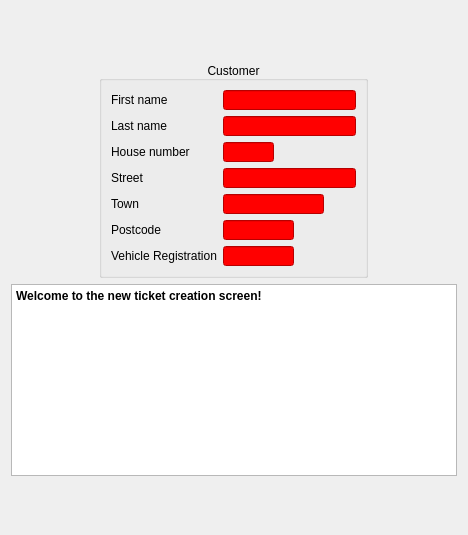
This is main_program/gui_interface_designs/customer_widget_design.ui in yimenhfeifei/josm-invoice as Qt 5 draws it before an edit. The edited form follows.
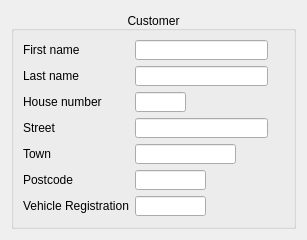
This is the edited form. Custom widgets are drawn as their Qt base class.

The edit to the form file:
```diff
--- a/main_program/gui_interface_designs/customer_widget_design.ui
+++ b/main_program/gui_interface_designs/customer_widget_design.ui
@@ -6,8 +6,8 @@
    <rect>
     <x>0</x>
     <y>0</y>
-    <width>468</width>
-    <height>535</height>
+    <width>307</width>
+    <height>240</height>
    </rect>
   </property>
   <property name="windowTitle">
@@ -15,34 +15,6 @@
   </property>
   <layout class="QVBoxLayout" name="verticalLayout">
    <item>
-    <spacer name="verticalSpacer">
-     <property name="orientation">
-      <enum>Qt::Vertical</enum>
-     </property>
-     <property name="sizeHint" stdset="0">
-      <size>
-       <width>20</width>
-       <height>50</height>
-      </size>
-     </property>
-    </spacer>
-   </item>
-   <item>
-    <layout class="QHBoxLayout" name="horizontalLayout">
-     <item>
-      <spacer name="horizontalSpacer">
-       <property name="orientation">
-        <enum>Qt::Horizontal</enum>
-       </property>
-       <property name="sizeHint" stdset="0">
-        <size>
-         <width>128</width>
-         <height>20</height>
-        </size>
-       </property>
-      </spacer>
-     </item>
-     <item>
       <widget class="QGroupBox" name="customerGroupBox">
        <property name="title">
         <string>Customer</string>
@@ -50,7 +22,16 @@
        <property name="alignment">
         <set>Qt::AlignBottom|Qt::AlignHCenter</set>
        </property>
+     <property name="flat">
+      <bool>false</bool>
+     </property>
+     <property name="checkable">
+      <bool>false</bool>
+     </property>
        <layout class="QFormLayout" name="formLayout">
+      <property name="fieldGrowthPolicy">
+       <enum>QFormLayout::AllNonFixedFieldsGrow</enum>
+      </property>
         <item row="0" column="0">
          <widget class="QLabel" name="firstNameLabel">
           <property name="text">
@@ -60,6 +41,12 @@
         </item>
         <item row="0" column="1">
          <widget class="ValidatingLineEdit" name="firstNameLineEdit">
+        <property name="sizePolicy">
+         <sizepolicy hsizetype="Preferred" vsizetype="Fixed">
+          <horstretch>0</horstretch>
+          <verstretch>0</verstretch>
+         </sizepolicy>
+        </property>
           <property name="minimumSize">
            <size>
             <width>133</width>
@@ -82,7 +69,7 @@
            <string>The analog clock widget displays the current time.</string>
           </property>
           <property name="styleSheet">
-           <string notr="true">QLineEdit {background-color: red;}</string>
+         <string notr="true"/>
           </property>
           <property name="regexString" stdset="0">
            <string>name</string>
@@ -98,6 +85,12 @@
         </item>
         <item row="1" column="1">
          <widget class="ValidatingLineEdit" name="lastNameLineEdit">
+        <property name="sizePolicy">
+         <sizepolicy hsizetype="Preferred" vsizetype="Fixed">
+          <horstretch>0</horstretch>
+          <verstretch>0</verstretch>
+         </sizepolicy>
+        </property>
           <property name="minimumSize">
            <size>
             <width>133</width>
@@ -117,7 +110,7 @@
            <string>The analog clock widget displays the current time.</string>
           </property>
           <property name="styleSheet">
-           <string notr="true">QLineEdit {background-color: red;}</string>
+         <string notr="true"/>
           </property>
           <property name="regexString" stdset="0">
            <string>name</string>
@@ -133,6 +126,12 @@
         </item>
         <item row="2" column="1">
          <widget class="ValidatingLineEdit" name="houseNumberLineEdit">
+        <property name="sizePolicy">
+         <sizepolicy hsizetype="Preferred" vsizetype="Fixed">
+          <horstretch>0</horstretch>
+          <verstretch>0</verstretch>
+         </sizepolicy>
+        </property>
           <property name="minimumSize">
            <size>
             <width>51</width>
@@ -151,9 +150,6 @@
           <property name="whatsThis">
            <string>The analog clock widget displays the current time.</string>
           </property>
-          <property name="styleSheet">
-           <string notr="true">QLineEdit {background-color: red;}</string>
-          </property>
           <property name="regexString" stdset="0">
            <string>houseNumber</string>
           </property>
@@ -168,6 +164,12 @@
         </item>
         <item row="3" column="1">
          <widget class="ValidatingLineEdit" name="streetLineEdit">
+        <property name="sizePolicy">
+         <sizepolicy hsizetype="Preferred" vsizetype="Fixed">
+          <horstretch>0</horstretch>
+          <verstretch>0</verstretch>
+         </sizepolicy>
+        </property>
           <property name="minimumSize">
            <size>
             <width>133</width>
@@ -186,9 +188,6 @@
           <property name="whatsThis">
            <string>The analog clock widget displays the current time.</string>
           </property>
-          <property name="styleSheet">
-           <string notr="true">QLineEdit {background-color: red;}</string>
-          </property>
           <property name="regexString" stdset="0">
            <string>street</string>
           </property>
@@ -203,6 +202,12 @@
         </item>
         <item row="4" column="1">
          <widget class="ValidatingLineEdit" name="townLineEdit">
+        <property name="sizePolicy">
+         <sizepolicy hsizetype="Preferred" vsizetype="Fixed">
+          <horstretch>0</horstretch>
+          <verstretch>0</verstretch>
+         </sizepolicy>
+        </property>
           <property name="minimumSize">
            <size>
             <width>101</width>
@@ -221,9 +226,6 @@
           <property name="whatsThis">
            <string>The analog clock widget displays the current time.</string>
           </property>
-          <property name="styleSheet">
-           <string notr="true">QLineEdit {background-color: red;}</string>
-          </property>
           <property name="regexString" stdset="0">
            <string>town</string>
           </property>
@@ -238,6 +240,12 @@
         </item>
         <item row="5" column="1">
          <widget class="ValidatingLineEdit" name="postcodeLineEdit">
+        <property name="sizePolicy">
+         <sizepolicy hsizetype="Preferred" vsizetype="Fixed">
+          <horstretch>0</horstretch>
+          <verstretch>0</verstretch>
+         </sizepolicy>
+        </property>
           <property name="minimumSize">
            <size>
             <width>51</width>
@@ -256,9 +264,6 @@
           <property name="whatsThis">
            <string>The analog clock widget displays the current time.</string>
           </property>
-          <property name="styleSheet">
-           <string notr="true">QLineEdit {background-color: red;}</string>
-          </property>
           <property name="regexString" stdset="0">
            <string>postcode</string>
           </property>
@@ -273,6 +278,12 @@
         </item>
         <item row="6" column="1">
          <widget class="ValidatingLineEdit" name="customerRegistrationLineEdit">
+        <property name="sizePolicy">
+         <sizepolicy hsizetype="Preferred" vsizetype="Fixed">
+          <horstretch>0</horstretch>
+          <verstretch>0</verstretch>
+         </sizepolicy>
+        </property>
           <property name="minimumSize">
            <size>
             <width>71</width>
@@ -291,9 +302,6 @@
           <property name="whatsThis">
            <string>The analog clock widget displays the current time.</string>
           </property>
-          <property name="styleSheet">
-           <string notr="true">QLineEdit {background-color: red;}</string>
-          </property>
           <property name="regexString" stdset="0">
            <string>post2001Reg</string>
           </property>
@@ -301,63 +309,6 @@
         </item>
        </layout>
       </widget>
-     </item>
-     <item>
-      <spacer name="horizontalSpacer_2">
-       <property name="orientation">
-        <enum>Qt::Horizontal</enum>
-       </property>
-       <property name="sizeHint" stdset="0">
-        <size>
-         <width>128</width>
-         <height>20</height>
-        </size>
-       </property>
-      </spacer>
-     </item>
-    </layout>
-   </item>
-   <item>
-    <widget class="QTextBrowser" name="textBrowser">
-     <property name="sizePolicy">
-      <sizepolicy hsizetype="Preferred" vsizetype="Preferred">
-       <horstretch>0</horstretch>
-       <verstretch>0</verstretch>
-      </sizepolicy>
-     </property>
-     <property name="frameShape">
-      <enum>QFrame::StyledPanel</enum>
-     </property>
-     <property name="frameShadow">
-      <enum>QFrame::Sunken</enum>
-     </property>
-     <property name="lineWidth">
-      <number>1</number>
-     </property>
-     <property name="autoFormatting">
-      <set>QTextEdit::AutoBulletList</set>
-     </property>
-     <property name="html">
-      <string>&lt;!DOCTYPE HTML PUBLIC &quot;-//W3C//DTD HTML 4.0//EN&quot; &quot;http://www.w3.org/TR/REC-html40/strict.dtd&quot;&gt;
-&lt;html&gt;&lt;head&gt;&lt;meta name=&quot;qrichtext&quot; content=&quot;1&quot; /&gt;&lt;style type=&quot;text/css&quot;&gt;
-p, li { white-space: pre-wrap; }
-&lt;/style&gt;&lt;/head&gt;&lt;body style=&quot; font-family:'Sans Serif'; font-size:9pt; font-weight:400; font-style:normal;&quot;&gt;
-&lt;p style=&quot; margin-top:0px; margin-bottom:0px; margin-left:0px; margin-right:0px; -qt-block-indent:0; text-indent:0px;&quot;&gt;&lt;span style=&quot; font-weight:600;&quot;&gt;Welcome to the new ticket creation screen!&lt;/span&gt;&lt;/p&gt;&lt;/body&gt;&lt;/html&gt;</string>
-     </property>
-    </widget>
-   </item>
-   <item>
-    <spacer name="verticalSpacer_2">
-     <property name="orientation">
-      <enum>Qt::Vertical</enum>
-     </property>
-     <property name="sizeHint" stdset="0">
-      <size>
-       <width>20</width>
-       <height>20</height>
-      </size>
-     </property>
-    </spacer>
    </item>
   </layout>
  </widget>
```
Left out of the diff: 4 changed lines with no effect on the pictures. Lines whose indentation alone changed are shown as unchanged.
